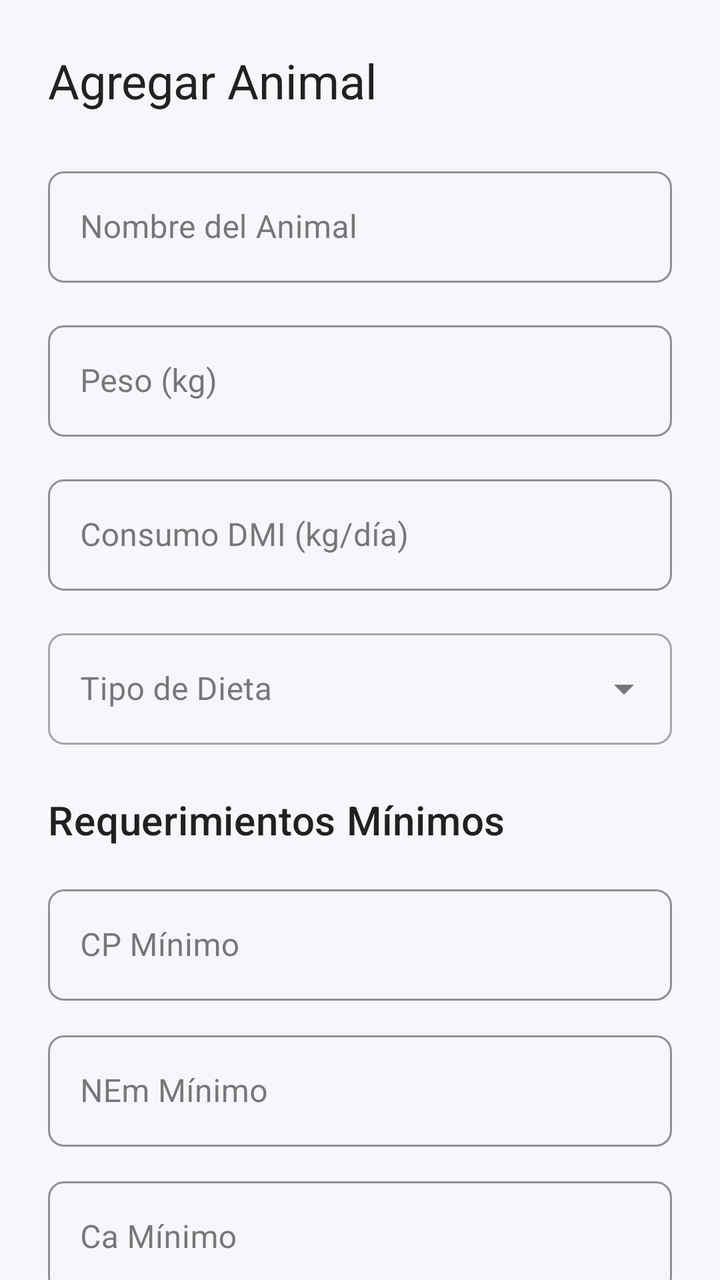
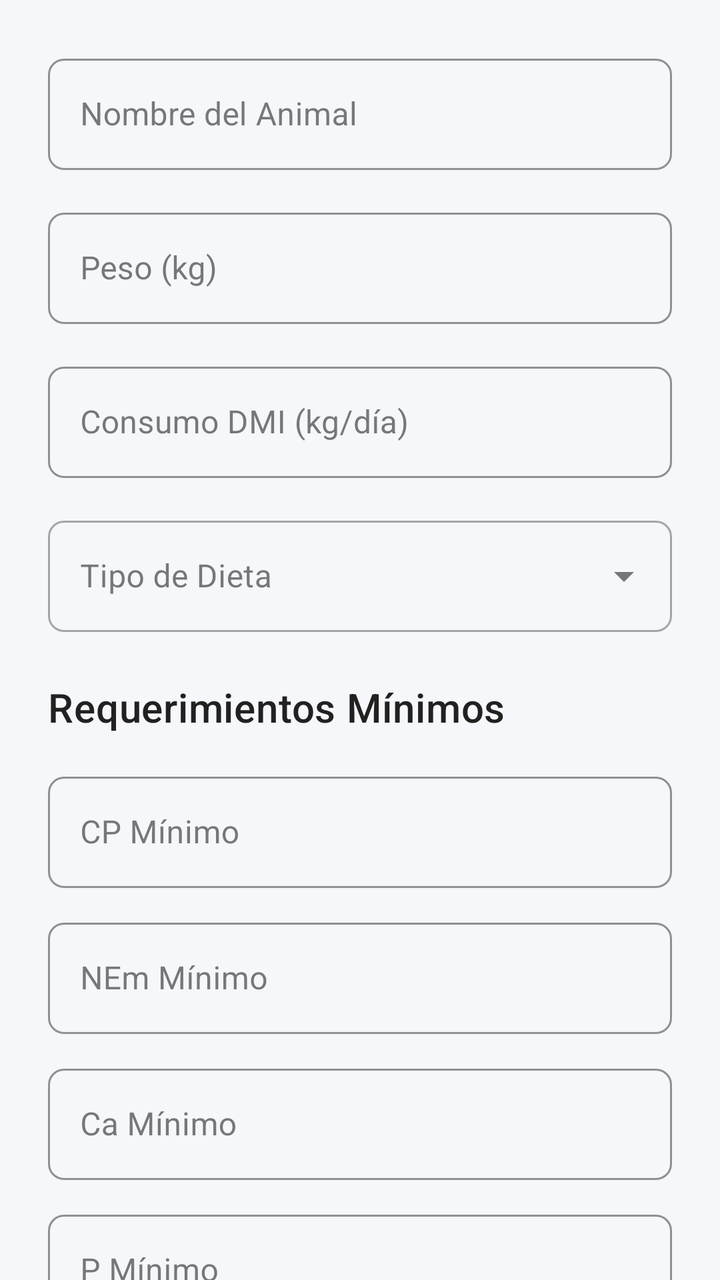

Two renders of the same Android screen: before a commit and after it. Below are the layout's source before the change and the commit's diff.
<!-- AndroidManifest.xml: application theme Theme.Dietasapp -->
<!-- res/layout/dialog_animal.xml -->
<?xml version="1.0" encoding="utf-8"?>
<androidx.core.widget.NestedScrollView xmlns:android="http://schemas.android.com/apk/res/android"
    xmlns:app="http://schemas.android.com/apk/res-auto"
    android:layout_width="match_parent"
    android:layout_height="wrap_content"
    android:fillViewport="true">

    <LinearLayout
        android:layout_width="match_parent"
        android:layout_height="wrap_content"
        android:orientation="vertical"
        android:padding="24dp">

        
        <TextView
            android:id="@+id/tvTitulo"
            android:layout_width="match_parent"
            android:layout_height="wrap_content"
            android:text="@string/agregar_animal"
            android:textAppearance="@style/TextAppearance.Dietasapp.Headline1"
            android:layout_marginBottom="24dp" />

        
        <com.google.android.material.textfield.TextInputLayout
            android:id="@+id/tilNombre"
            style="@style/Widget.Dietasapp.TextInputLayout"
            android:layout_width="match_parent"
            android:layout_height="wrap_content"
            android:hint="@string/nombre_animal"
            android:layout_marginBottom="16dp">

            <com.google.android.material.textfield.TextInputEditText
                android:id="@+id/etNombre"
                android:layout_width="match_parent"
                android:layout_height="wrap_content"
                android:inputType="textCapWords"
                android:maxLines="1" />
        </com.google.android.material.textfield.TextInputLayout>

        
        <com.google.android.material.textfield.TextInputLayout
            android:id="@+id/tilPeso"
            style="@style/Widget.Dietasapp.TextInputLayout"
            android:layout_width="match_parent"
            android:layout_height="wrap_content"
            android:hint="@string/peso_kg"
            app:suffixText="kg"
            android:layout_marginBottom="16dp">

            <com.google.android.material.textfield.TextInputEditText
                android:id="@+id/etPeso"
                android:layout_width="match_parent"
                android:layout_height="wrap_content"
                android:inputType="numberDecimal"
                android:maxLines="1" />
        </com.google.android.material.textfield.TextInputLayout>

        
        <com.google.android.material.textfield.TextInputLayout
            android:id="@+id/tilDMI"
            style="@style/Widget.Dietasapp.TextInputLayout"
            android:layout_width="match_parent"
            android:layout_height="wrap_content"
            android:hint="@string/consumo_dmi"
            app:suffixText="kg/día"
            android:layout_marginBottom="16dp">

            <com.google.android.material.textfield.TextInputEditText
                android:id="@+id/etDMI"
                android:layout_width="match_parent"
                android:layout_height="wrap_content"
                android:inputType="numberDecimal"
                android:maxLines="1" />
        </com.google.android.material.textfield.TextInputLayout>

        
        <com.google.android.material.textfield.TextInputLayout
            android:id="@+id/tilTipoDieta"
            style="@style/Widget.MaterialComponents.TextInputLayout.OutlinedBox.ExposedDropdownMenu"
            android:layout_width="match_parent"
            android:layout_height="wrap_content"
            android:hint="@string/tipo_dieta"
            android:layout_marginBottom="16dp">

            <AutoCompleteTextView
                android:id="@+id/spinnerTipoDieta"
                android:layout_width="match_parent"
                android:layout_height="wrap_content"
                android:inputType="none" />
        </com.google.android.material.textfield.TextInputLayout>

        
        <TextView
            android:layout_width="match_parent"
            android:layout_height="wrap_content"
            android:text="@string/requerimientos_minimos"
            android:textAppearance="@style/TextAppearance.Dietasapp.Headline2"
            android:layout_marginTop="8dp"
            android:layout_marginBottom="16dp" />

        
        <com.google.android.material.textfield.TextInputLayout
            style="@style/Widget.Dietasapp.TextInputLayout"
            android:layout_width="match_parent"
            android:layout_height="wrap_content"
            android:hint="CP Mínimo"
            app:suffixText="%"
            android:layout_marginBottom="12dp">

            <com.google.android.material.textfield.TextInputEditText
                android:id="@+id/etCPMin"
                android:layout_width="match_parent"
                android:layout_height="wrap_content"
                android:inputType="numberDecimal"
                android:maxLines="1" />
        </com.google.android.material.textfield.TextInputLayout>

        
        <com.google.android.material.textfield.TextInputLayout
            style="@style/Widget.Dietasapp.TextInputLayout"
            android:layout_width="match_parent"
            android:layout_height="wrap_content"
            android:hint="NEm Mínimo"
            app:suffixText="Mcal/kg"
            android:layout_marginBottom="12dp">

            <com.google.android.material.textfield.TextInputEditText
                android:id="@+id/etNEmMin"
                android:layout_width="match_parent"
                android:layout_height="wrap_content"
                android:inputType="numberDecimal"
                android:maxLines="1" />
        </com.google.android.material.textfield.TextInputLayout>

        
        <com.google.android.material.textfield.TextInputLayout
            style="@style/Widget.Dietasapp.TextInputLayout"
            android:layout_width="match_parent"
            android:layout_height="wrap_content"
            android:hint="Ca Mínimo"
            app:suffixText="%"
            android:layout_marginBottom="12dp">

            <com.google.android.material.textfield.TextInputEditText
                android:id="@+id/etCaMin"
                android:layout_width="match_parent"
                android:layout_height="wrap_content"
                android:inputType="numberDecimal"
                android:maxLines="1" />
        </com.google.android.material.textfield.TextInputLayout>

        
        <com.google.android.material.textfield.TextInputLayout
            style="@style/Widget.Dietasapp.TextInputLayout"
            android:layout_width="match_parent"
            android:layout_height="wrap_content"
            android:hint="P Mínimo"
            app:suffixText="%"
            android:layout_marginBottom="16dp">

            <com.google.android.material.textfield.TextInputEditText
                android:id="@+id/etPMin"
                android:layout_width="match_parent"
                android:layout_height="wrap_content"
                android:inputType="numberDecimal"
                android:maxLines="1" />
        </com.google.android.material.textfield.TextInputLayout>

        
        <TextView
            android:layout_width="match_parent"
            android:layout_height="wrap_content"
            android:text="@string/requerimientos_maximos"
            android:textAppearance="@style/TextAppearance.Dietasapp.Headline2"
            android:layout_marginBottom="16dp" />

        
        <com.google.android.material.textfield.TextInputLayout
            style="@style/Widget.Dietasapp.TextInputLayout"
            android:layout_width="match_parent"
            android:layout_height="wrap_content"
            android:hint="NDF Máximo"
            app:suffixText="%"
            android:layout_marginBottom="12dp">

            <com.google.android.material.textfield.TextInputEditText
                android:id="@+id/etNDFMax"
                android:layout_width="match_parent"
                android:layout_height="wrap_content"
                android:inputType="numberDecimal"
                android:maxLines="1" />
        </com.google.android.material.textfield.TextInputLayout>

        
        <com.google.android.material.textfield.TextInputLayout
            style="@style/Widget.Dietasapp.TextInputLayout"
            android:layout_width="match_parent"
            android:layout_height="wrap_content"
            android:hint="CP Máximo"
            app:suffixText="%"
            android:layout_marginBottom="24dp">

            <com.google.android.material.textfield.TextInputEditText
                android:id="@+id/etCPMax"
                android:layout_width="match_parent"
                android:layout_height="wrap_content"
                android:inputType="numberDecimal"
                android:maxLines="1" />
        </com.google.android.material.textfield.TextInputLayout>

        
        <LinearLayout
            android:layout_width="match_parent"
            android:layout_height="wrap_content"
            android:orientation="horizontal"
            android:gravity="end">

            <com.google.android.material.button.MaterialButton
                android:id="@+id/btnCancelar"
                style="@style/Widget.Dietasapp.Button.Outlined"
                android:layout_width="wrap_content"
                android:layout_height="wrap_content"
                android:text="@string/cancelar"
                android:layout_marginEnd="8dp" />

            <com.google.android.material.button.MaterialButton
                android:id="@+id/btnGuardar"
                android:layout_width="wrap_content"
                android:layout_height="wrap_content"
                android:text="@string/guardar" />
        </LinearLayout>
    </LinearLayout>
</androidx.core.widget.NestedScrollView>
<!-- resources referenced by this layout -->
<resources>
  <string name="agregar_animal">Agregar Animal</string>
  <string name="cancelar">Cancelar</string>
  <string name="consumo_dmi">Consumo DMI (kg/día)</string>
  <string name="guardar">Guardar</string>
  <string name="nombre_animal">Nombre del Animal</string>
  <string name="peso_kg">Peso (kg)</string>
  <string name="requerimientos_maximos">Requerimientos Máximos</string>
  <string name="requerimientos_minimos">Requerimientos Mínimos</string>
  <string name="tipo_dieta">Tipo de Dieta</string>
  <style name="TextAppearance.Dietasapp.Headline1" parent="TextAppearance.MaterialComponents.Headline5">
          <item name="android:textColor">@color/text_primary_light</item>
          <item name="android:textSize">24sp</item>
          <item name="android:fontFamily">sans-serif-medium</item>
      </style>
  <style name="TextAppearance.Dietasapp.Headline2" parent="TextAppearance.MaterialComponents.Headline6">
          <item name="android:textColor">@color/text_primary_light</item>
          <item name="android:textSize">20sp</item>
          <item name="android:fontFamily">sans-serif-medium</item>
      </style>
  <style name="Widget.Dietasapp.Button.Outlined" parent="Widget.MaterialComponents.Button.OutlinedButton">
          <item name="android:textColor">@color/primary_blue</item>
          <item name="strokeColor">@color/primary_blue</item>
          <item name="cornerRadius">8dp</item>
          <item name="android:textAllCaps">false</item>
      </style>
  <style name="Widget.Dietasapp.TextInputLayout" parent="Widget.MaterialComponents.TextInputLayout.OutlinedBox">
          <item name="boxStrokeColor">@color/primary_blue</item>
          <item name="hintTextColor">@color/primary_blue</item>
          <item name="boxCornerRadiusTopStart">8dp</item>
          <item name="boxCornerRadiusTopEnd">8dp</item>
          <item name="boxCornerRadiusBottomStart">8dp</item>
          <item name="boxCornerRadiusBottomEnd">8dp</item>
      </style>
  <color name="text_primary_light">#212121</color>
  <color name="primary_blue">#1976D2</color>
  <color name="primary_blue_dark">#0D47A1</color>
  <color name="white">#FFFFFF</color>
  <color name="secondary_teal">#00ACC1</color>
  <color name="secondary_teal_dark">#00838F</color>
  <color name="background_light">#F5F7FA</color>
  <color name="surface_light">#FFFFFF</color>
  <color name="error">#F44336</color>
  <style name="Widget.Dietasapp.Chip" parent="Widget.MaterialComponents.Chip.Choice">
          <item name="chipBackgroundColor">@color/primary_blue_light</item>
          <item name="android:textColor">@color/white</item>
          <item name="chipCornerRadius">16dp</item>
      </style>
  <style name="Widget.Dietasapp.CardView" parent="Widget.MaterialComponents.CardView">
          <item name="cardBackgroundColor">@color/card_background_light</item>
          <item name="cardCornerRadius">12dp</item>
          <item name="cardElevation">4dp</item>
          <item name="contentPadding">16dp</item>
      </style>
  <style name="Widget.Dietasapp.Button" parent="Widget.MaterialComponents.Button">
          <item name="android:textColor">@color/white</item>
          <item name="backgroundTint">@color/primary_blue</item>
          <item name="cornerRadius">8dp</item>
          <item name="android:textAllCaps">false</item>
          <item name="android:fontFamily">sans-serif-medium</item>
      </style>
  <color name="primary_blue_light">#42A5F5</color>
  <color name="card_background_light">#FFFFFF</color>
  <!-- unchanged entries left out for length: 1 -->
</resources>

<!-- the commit's change to res/layout/dialog_animal.xml (unified diff, before → after) -->
@@ -12,13 +12,6 @@
         android:padding="24dp">
 
         
-        <TextView
-            android:id="@+id/tvTitulo"
-            android:layout_width="match_parent"
-            android:layout_height="wrap_content"
-            android:text="@string/agregar_animal"
-            android:textAppearance="@style/TextAppearance.Dietasapp.Headline1"
-            android:layout_marginBottom="24dp" />
 
         
         <com.google.android.material.textfield.TextInputLayout
<!-- resource entries referenced after the edit -->
@@ -1,6 +1,5 @@
 <!-- resources referenced by this layout -->
 <resources>
-  <string name="agregar_animal">Agregar Animal</string>
   <string name="cancelar">Cancelar</string>
   <string name="consumo_dmi">Consumo DMI (kg/día)</string>
   <string name="guardar">Guardar</string>
@@ -9,11 +8,6 @@
   <string name="requerimientos_maximos">Requerimientos Máximos</string>
   <string name="requerimientos_minimos">Requerimientos Mínimos</string>
   <string name="tipo_dieta">Tipo de Dieta</string>
-  <style name="TextAppearance.Dietasapp.Headline1" parent="TextAppearance.MaterialComponents.Headline5">
-          <item name="android:textColor">@color/text_primary_light</item>
-          <item name="android:textSize">24sp</item>
-          <item name="android:fontFamily">sans-serif-medium</item>
-      </style>
   <style name="TextAppearance.Dietasapp.Headline2" parent="TextAppearance.MaterialComponents.Headline6">
           <item name="android:textColor">@color/text_primary_light</item>
           <item name="android:textSize">20sp</item>
